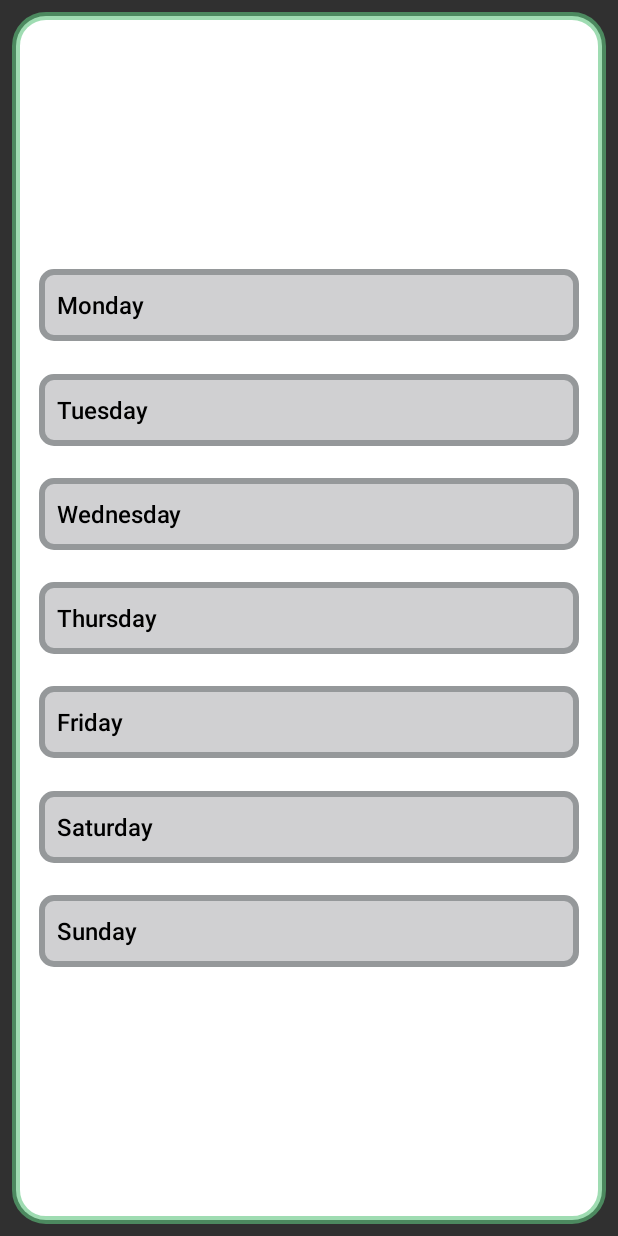
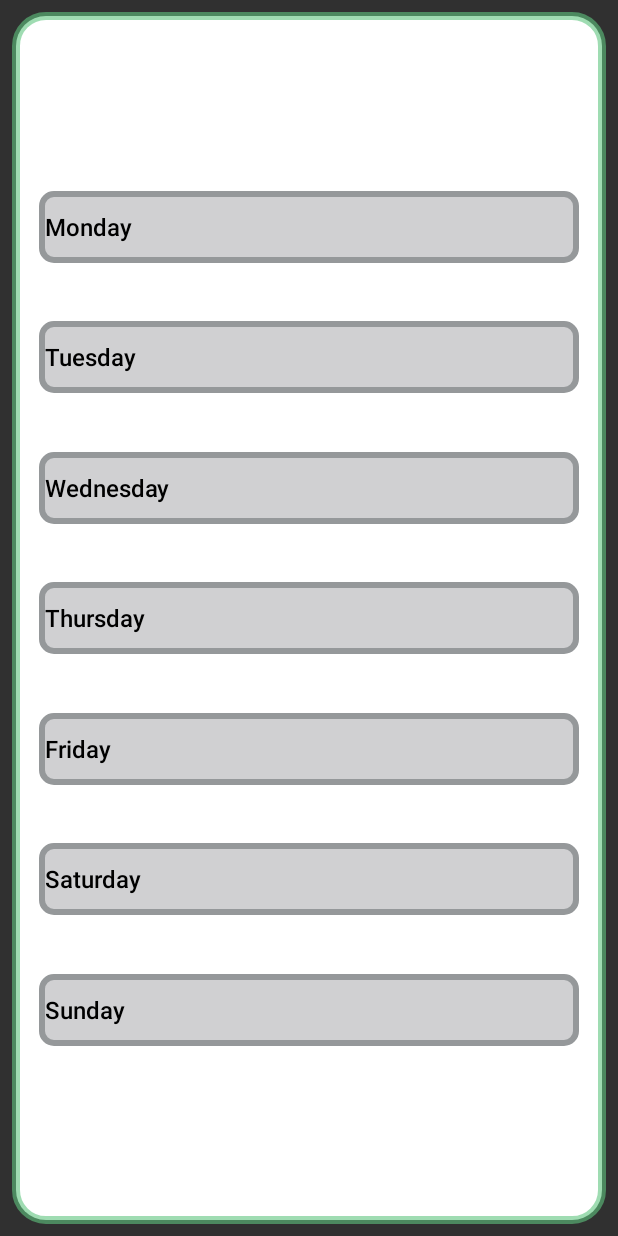
Before and after one commit to Tomroke/MA18Examensarbete, an Android app: the layout select_days.xml on its own in the app's theme, with its tools: preview values and no code run, on a phone screen of 412 x 824 dp. Run offline under Robolectric (Android 15) with nearby library versions, the phone set to English and light mode, and no system bars.

Commit message:
Fixed minor bugs

```diff
--- a/app/src/main/java/com/example/ma18ea/room/Converters.kt
+++ b/app/src/main/java/com/example/ma18ea/room/Converters.kt
@@ -1,5 +1,6 @@
 package com.example.ma18ea.room
 
+import android.util.Log
 import androidx.room.TypeConverter
 
 
@@ -26,7 +27,7 @@ class Converters {
         @JvmStatic
         fun toList(data: String): ArrayList<String> {
             var splitStrings: ArrayList<String> = ArrayList()
-            return if (data.endsWith("y") || data.endsWith("s") && !data.contains(":")){
+            return if (!data.endsWith("y") || data.endsWith("s") && !data.contains(":")){
                 splitStrings.add(data)
                 splitStrings
             }else{
--- a/app/src/main/res/layout/select_days.xml
+++ b/app/src/main/res/layout/select_days.xml
@@ -17,8 +17,8 @@
         android:background="@drawable/frag_background"
         android:paddingStart="18dp"
         android:paddingEnd="18dp"
-        android:paddingTop="150dp"
-        android:paddingBottom="150dp"
+        android:paddingTop="80dp"
+        android:paddingBottom="80dp"
         android:isScrollContainer="false"
         app:layout_constraintTop_toTopOf="parent"
         app:layout_constraintStart_toStartOf="parent"
@@ -30,7 +30,7 @@
             android:id="@+id/select_monday"
             android:layout_width="match_parent"
             android:layout_height="wrap_content"
-            android:padding="12dp"
+            android:padding="4dp"
             android:text="@string/monday_select_string"
             android:textAlignment="textStart"
             android:textAllCaps="false"
@@ -52,7 +52,7 @@
             android:textSize="16sp"
             android:textColor="#000000"
             android:background="@drawable/custom_select_day_button"
-            android:padding="12dp"
+            android:padding="4dp"
             app:layout_constraintEnd_toEndOf="parent"
             app:layout_constraintStart_toStartOf="parent"
             app:layout_constraintTop_toBottomOf="@id/select_monday"
@@ -68,7 +68,7 @@
             android:textSize="16sp"
             android:textColor="#000000"
             android:background="@drawable/custom_select_day_button"
-            android:padding="12dp"
+            android:padding="4dp"
             app:layout_constraintEnd_toEndOf="parent"
             app:layout_constraintStart_toStartOf="parent"
             app:layout_constraintTop_toBottomOf="@id/select_tuesday"
@@ -84,7 +84,7 @@
             android:textSize="16sp"
             android:textColor="#000000"
             android:background="@drawable/custom_select_day_button"
-            android:padding="12dp"
+            android:padding="4dp"
             app:layout_constraintEnd_toEndOf="parent"
             app:layout_constraintStart_toStartOf="parent"
             app:layout_constraintTop_toBottomOf="@id/select_wednesday"
@@ -100,7 +100,7 @@
             android:textSize="16sp"
             android:textColor="#000000"
             android:background="@drawable/custom_select_day_button"
-            android:padding="12dp"
+            android:padding="4dp"
             app:layout_constraintEnd_toEndOf="parent"
             app:layout_constraintStart_toStartOf="parent"
             app:layout_constraintTop_toBottomOf="@id/select_thursday"
@@ -116,7 +116,7 @@
             android:textSize="16sp"
             android:textColor="#000000"
             android:background="@drawable/custom_select_day_button"
-            android:padding="12dp"
+            android:padding="4dp"
             app:layout_constraintEnd_toEndOf="parent"
             app:layout_constraintStart_toStartOf="parent"
             app:layout_constraintTop_toBottomOf="@id/select_friday"
@@ -132,7 +132,7 @@
             android:textSize="16sp"
             android:textColor="#000000"
             android:background="@drawable/custom_select_day_button"
-            android:padding="12dp"
+            android:padding="4dp"
             app:layout_constraintEnd_toEndOf="parent"
             app:layout_constraintStart_toStartOf="parent"
             app:layout_constraintTop_toBottomOf="@id/select_saturday"
```
Also changed, not shown: app/src/main/java/com/example/ma18ea/Fragments/ReminderMainFragment.kt (+5 -4 lines).
